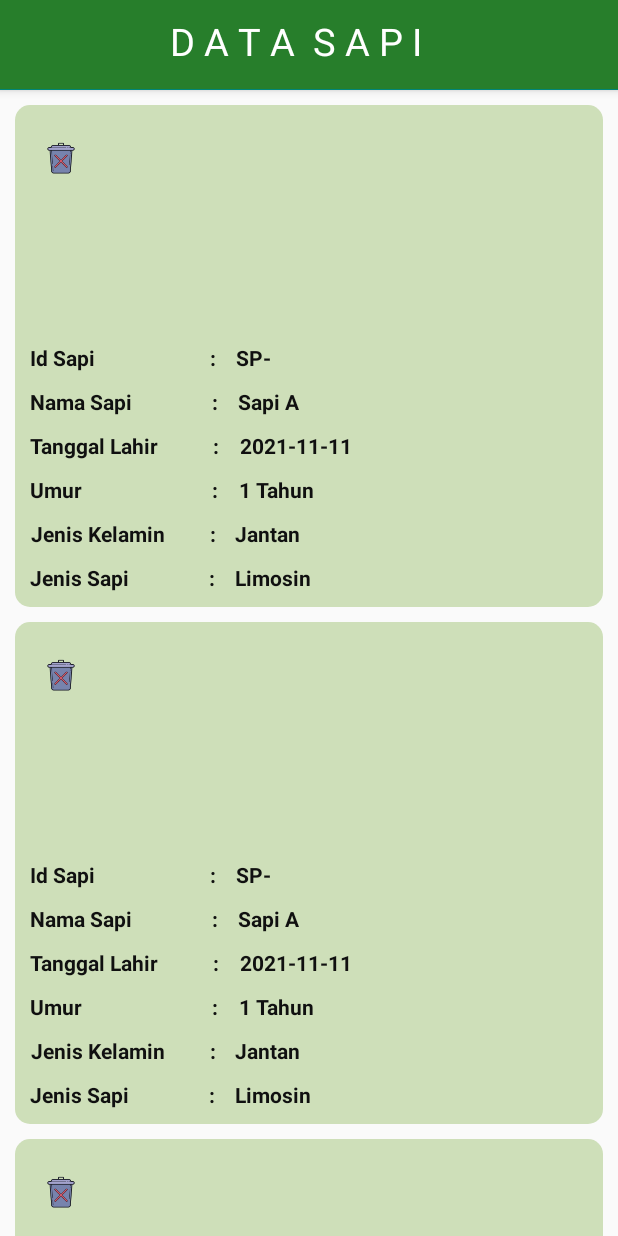
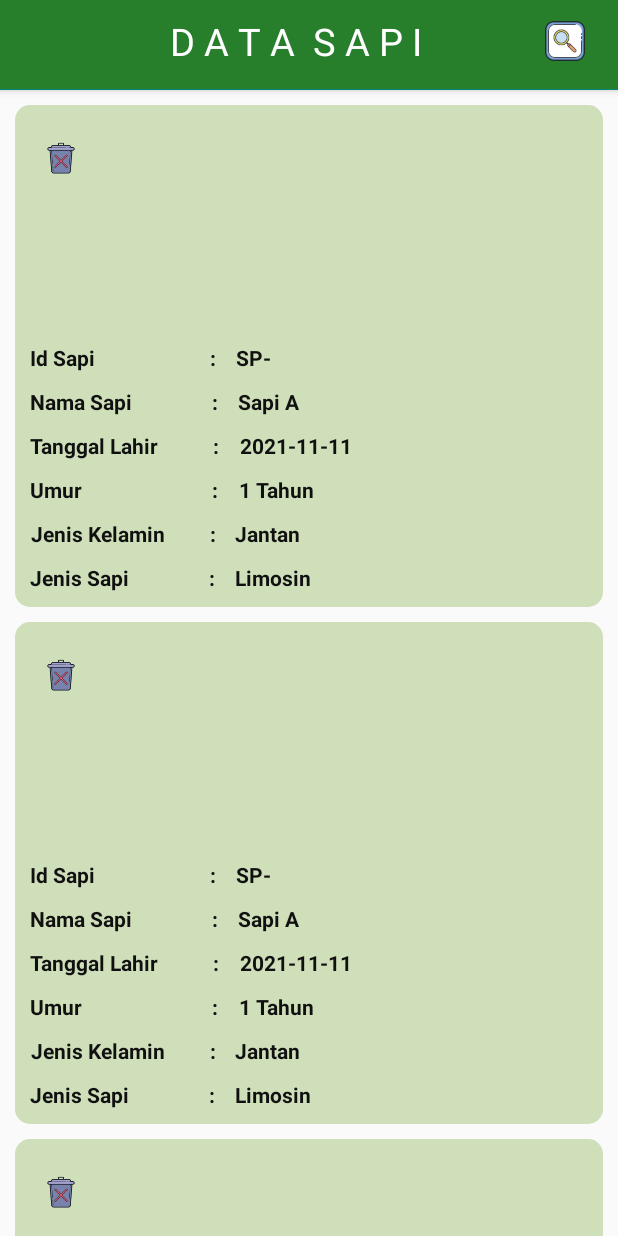
Before and after one commit to dindatria/ProjekTA, an Android app: the layout activity_detail.xml on its own in the app's theme, with its tools: preview values and no code run, on a phone screen of 412 x 824 dp. Run offline under Robolectric (Android 15) with nearby library versions, the phone set to English and light mode, and no system bars; Roboto replaces fonts that are not available here.

Commit message:
menambah proyek ke github

```diff
--- a/app/src/main/java/com/dindatria/shetpi/UI/DetailActivity.java
+++ b/app/src/main/java/com/dindatria/shetpi/UI/DetailActivity.java
@@ -54,7 +54,7 @@ private Button btnInput;
             public void onResponse(Call<GetDataSapi> call, Response<GetDataSapi> response) {
                 if (response.isSuccessful()){
                     if (!response.body().isError()){
-                        AdapterDataSapi adapterDataSapi = new AdapterDataSapi(response.body().getDataSapiModels(),DetailActivity.this, DetailActivity.this, DetailActivity.this);
+                        AdapterDataSapi adapterDataSapi = new AdapterDataSapi(response.body().getDataSapiModels(),DetailActivity.this, DetailActivity.this);
                         adapterDataSapi.notifyDataSetChanged();
                         rv_list_datasapi.setLayoutManager(new LinearLayoutManager(getApplicationContext()));
                         rv_list_datasapi.setHasFixedSize(true);
--- a/app/src/main/java/com/dindatria/shetpi/adapter/AdapterDataSapi.java
+++ b/app/src/main/java/com/dindatria/shetpi/adapter/AdapterDataSapi.java
@@ -47,15 +47,13 @@ public class AdapterDataSapi extends RecyclerView.Adapter<AdapterDataSapi.ViewDa
     private DateFormatLib dateFormatLib;
     private  int year,month,day;
     private String umur_sapi;
-    private Activity activity;
     private LayoutInflater inflater;
 
 
-    public AdapterDataSapi(List<DataSapiModel> dataSapiModelList, Context context, OnDelete2 onDelete2, Activity activity) {
+    public AdapterDataSapi(List<DataSapiModel> dataSapiModelList, Context context, OnDelete2 onDelete2) {
         this.dataSapiModelList = dataSapiModelList;
         this.context = context;
         this.onDelete2= onDelete2;
-        this.activity=activity;
     }
 
     @NonNull
--- a/app/src/main/res/layout/activity_detail.xml
+++ b/app/src/main/res/layout/activity_detail.xml
@@ -39,13 +39,13 @@
                     android:textColor="@color/white"
                     android:textSize="25sp" />
 
-<!--                <Button-->
-<!--                    android:id="@+id/btn_Search"-->
-<!--                    android:layout_width="40dp"-->
-<!--                    android:layout_height="40dp"-->
-<!--                    android:layout_marginHorizontal="6dp"-->
-<!--                    android:layout_marginTop="5dp"-->
-<!--                    android:background="@drawable/search1" />-->
+                <Button
+                    android:id="@+id/btn_Search"
+                    android:layout_width="40dp"
+                    android:layout_height="40dp"
+                    android:layout_marginHorizontal="6dp"
+                    android:layout_marginTop="5dp"
+                    android:background="@drawable/search1" />
             </LinearLayout>
 
         </com.google.android.material.appbar.CollapsingToolbarLayout>
```
